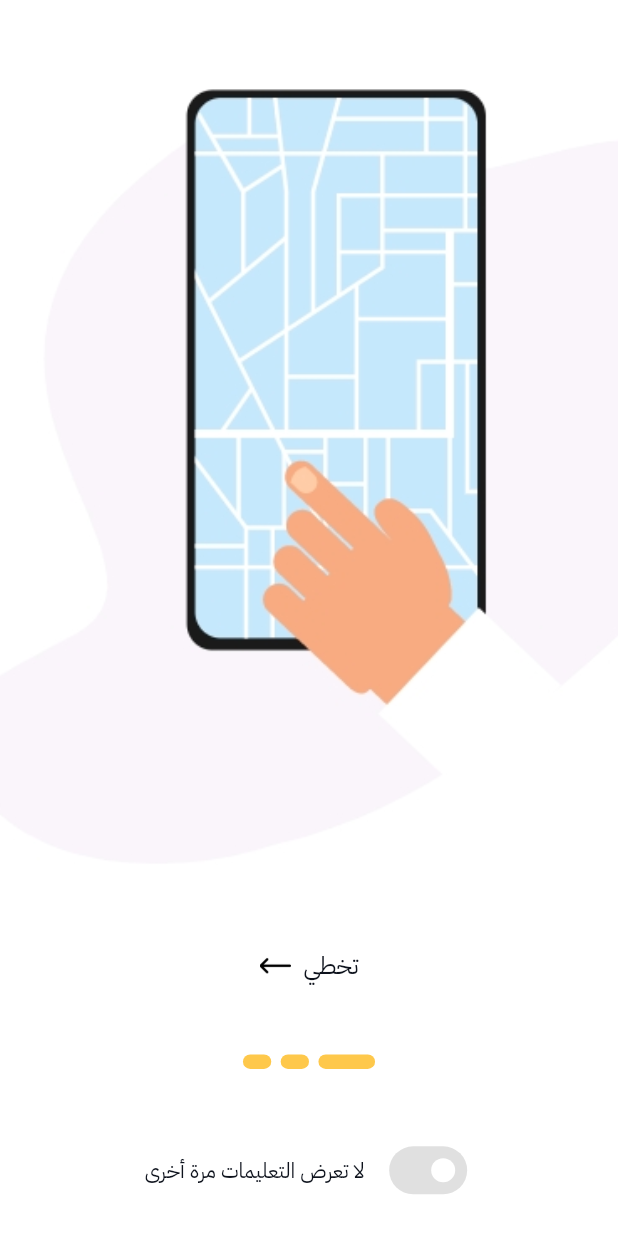
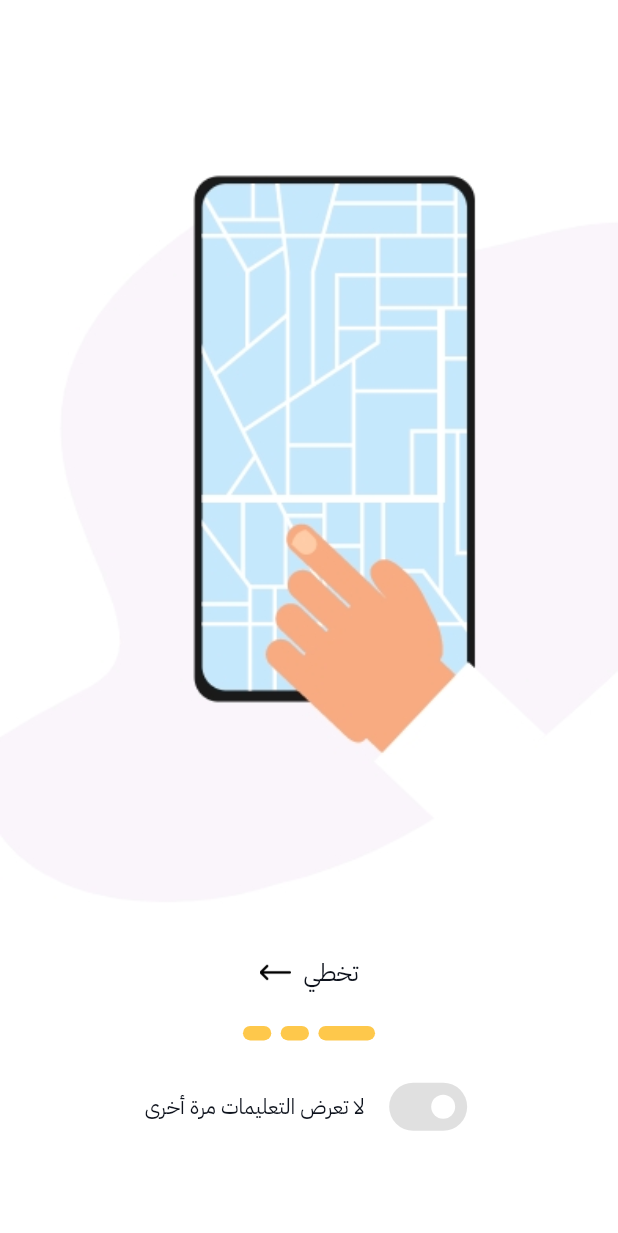
Before and after one commit to masoudframwork/smart-park-app, a Flutter app: the screen it shows after launch, on a phone screen of 412 x 824 dp. Shown: the top 1233 px of the screen. Run offline on Flutter 3.47's test engine with Material 3 defaults, Android fonts, the light colour scheme and no system bars; drawn by our look-alikes of smooth_page_indicator; our stand-ins replace cached_network_image, dio, flutter_riverpod, flutter_screenutil, flutter_secure_storage, flutter_svg and 4 more.

Commit message:
edit  ui splash & intro screen and language

```diff
--- /dev/null
+++ b/lib/core/helpers/platform_manager.dart
@@ -0,0 +1,51 @@
+import 'dart:ui';
+import 'package:flutter/services.dart';
+import 'package:responsive_builder/responsive_builder.dart';
+
+const double kTabletWidthThreshold = 800;
+
+const Size kMobileDesignSize = Size(393, 852);
+const Size kTabletPortraitDesignSize = Size(834, 1194);
+const Size kTabletLandscapeDesignSize = Size(1194, 834);
+
+class PlatformManager {
+  PlatformManager._();
+  static Future<void> configureOrientationsAtLaunch() async {
+    final logicalSize = _currentLogicalSize();
+    final width = logicalSize.width;
+    final bool isTablet = width > kTabletWidthThreshold;
+
+    if (isTablet) {
+      await SystemChrome.setPreferredOrientations([
+        DeviceOrientation.portraitUp,
+        DeviceOrientation.portraitDown,
+      ]);
+    } else {
+      // الموبايل: السماح بالاتجاهين
+      await SystemChrome.setPreferredOrientations([
+        DeviceOrientation.portraitUp,
+        DeviceOrientation.portraitDown,
+        DeviceOrientation.landscapeLeft,
+        DeviceOrientation.landscapeRight,
+      ]);
+    }
+  }
+
+  static Size designSizeForSizingInfo(SizingInformation info) {
+    final width = info.screenSize.width;
+    final bool isTablet = width > kTabletWidthThreshold;
+
+    if (isTablet) {
+      return kTabletPortraitDesignSize;
+    }
+
+    return kMobileDesignSize;
+  }
+
+  static Size _currentLogicalSize() {
+    final view = PlatformDispatcher.instance.views.first;
+    final physical = view.physicalSize;
+    final pixelRatio = view.devicePixelRatio == 0 ? 1 : view.devicePixelRatio;
+    return Size(physical.width / pixelRatio, physical.height / pixelRatio);
+  }
+}
--- a/lib/features/on_boarding/presentation/controller/on_boarding_controller.dart
+++ b/lib/features/on_boarding/presentation/controller/on_boarding_controller.dart
@@ -1,16 +1,39 @@
+// import 'package:flutter/material.dart';
+// import 'package:flutter_riverpod/flutter_riverpod.dart';
+//
+// final onboardingProvider =
+//     ChangeNotifierProvider.autoDispose<OnboardingController>(
+//       (ref) => OnboardingController(),
+//     );
+//
+// class OnboardingController extends ChangeNotifier {
+//   int currentIndex = 0;
+//
+//   void nextPage(int index) {
+//     currentIndex = index;
+//     notifyListeners();
+//   }
+// }
 import 'package:flutter/material.dart';
 import 'package:flutter_riverpod/flutter_riverpod.dart';
 
 final onboardingProvider =
     ChangeNotifierProvider.autoDispose<OnboardingController>(
-      (ref) => OnboardingController(),
-    );
+  (ref) => OnboardingController(),
+);
 
 class OnboardingController extends ChangeNotifier {
+  final PageController pageController = PageController();
   int currentIndex = 0;
 
   void nextPage(int index) {
     currentIndex = index;
     notifyListeners();
   }
+
+  @override
+  void dispose() {
+    pageController.dispose();
+    super.dispose();
+  }
 }
--- a/lib/features/on_boarding/presentation/on_boarding_screen.dart
+++ b/lib/features/on_boarding/presentation/on_boarding_screen.dart
@@ -2,7 +2,6 @@ import 'package:flutter/material.dart';
 import 'package:flutter_riverpod/flutter_riverpod.dart';
 import 'package:flutter_screenutil/flutter_screenutil.dart';
 import 'package:smart_park_app/core/constants/image_string.dart';
-
 import 'package:smart_park_app/core/theme/app_text_theme.dart';
 import 'package:smart_park_app/generated/l10n.dart';
 import 'package:smooth_page_indicator/smooth_page_indicator.dart';
@@ -12,46 +11,143 @@ import '../../../core/widgets/app_text.dart';
 import '../../../core/widgets/custom_image_widget.dart';
 import '../../../core/widgets/app_texticon_button.dart';
 
+// class OnBoardingScreen extends ConsumerWidget {
+//   const OnBoardingScreen({super.key});
+//
+//   @override
+//   Widget build(BuildContext context, WidgetRef ref) {
+//     final pageController = PageController();
+//     final images = [AppImages.intro1, AppImages.intro2, AppImages.intro3];
+//
+//     return Scaffold(
+//       backgroundColor: AppColor.whiteColor,
+//       body: SafeArea(
+//         child: Column(
+//           mainAxisAlignment: MainAxisAlignment.center,
+//           children: [
+//             SizedBox(
+//               width: 393.w,
+//               height: 580.h,
+//               child: PageView.builder(
+//                 controller: pageController,
+//                 itemCount: images.length,
+//                 onPageChanged: (index) =>
+//                     ref.read(onboardingProvider).nextPage(index),
+//                 itemBuilder: (_, index) => Center(
+//                   child: CustomImageWidget(
+//                     isFlag: true,
+//                     imageUrl: images[index],
+//                     width: 393.w,
+//                     height: 580.h,
+//                     fit: BoxFit.cover,
+//                   ),
+//                 ),
+//               ),
+//             ),
+//             SizedBox(
+//               height: 10.h,
+//             ),
+//             AppTextIconButton(
+//               text: S.of(context).skip,
+//               icon: Icons.arrow_back,
+//               onPressed: () {},
+//             ),
+//             SizedBox(
+//               height: 25.h,
+//             ),
+//             SmoothPageIndicator(
+//               controller: pageController,
+//               count: images.length,
+//               effect: ExpandingDotsEffect(
+//                 expansionFactor: 2,
+//                 spacing: 6.w,
+//                 radius: 11.r,
+//                 dotHeight: 10.h,
+//                 dotWidth: 18.w,
+//                 activeDotColor: AppColor.yellowContainerColor,
+//                 dotColor: AppColor.yellowContainerColor,
+//               ),
+//             ),
+//             SizedBox(
+//               height: 25.h,
+//             ),
+//             Row(
+//               mainAxisAlignment: MainAxisAlignment.center,
+//               children: [
+//                 Switch(
+//                   value: false,
+//                   onChanged: null,
+//                   inactiveThumbColor: AppColor.whiteColor,
+//                   inactiveTrackColor: AppColor.greyContainerColor,
+//                   trackOutlineColor: WidgetStateProperty.all(
+//                     Colors.transparent,
+//                   ),
+//                   trackOutlineWidth: WidgetStateProperty.all(0),
+//                   materialTapTargetSize: MaterialTapTargetSize.shrinkWrap,
+//                 ),
+//                 SizedBox(width: 12.w),
+//                 AppText(
+//                   text: S.of(context).doNotDisplayInstructionsAgain,
+//                   appTextTheme: AppTextTheme.titleMediumTextStyle().copyWith(
+//                     fontSize: 14,
+//                   ),
+//                 ),
+//               ],
+//             ),
+//           ],
+//         ),
+//       ),
+//     );
+//   }
+// }
 class OnBoardingScreen extends ConsumerWidget {
   const OnBoardingScreen({super.key});
 
   @override
   Widget build(BuildContext context, WidgetRef ref) {
-    final pageController = PageController();
+    final controller = ref.watch(onboardingProvider);
     final images = [AppImages.intro1, AppImages.intro2, AppImages.intro3];
+
     return Scaffold(
       backgroundColor: AppColor.whiteColor,
       body: SafeArea(
         child: Column(
-          crossAxisAlignment: CrossAxisAlignment.center,
-          mainAxisAlignment: MainAxisAlignment.spaceAround,
+          mainAxisAlignment: MainAxisAlignment.center,
           children: [
             SizedBox(
               width: 393.w,
               height: 580.h,
-              child: PageView.builder(
-                controller: pageController,
+
+             // width: 393.w,
+            //  height: 502.h,
+
+            child: PageView.builder(
+                controller: controller.pageController,
                 itemCount: images.length,
-                onPageChanged: (index) =>
-                    ref.read(onboardingProvider).nextPage(index),
+                onPageChanged: controller.nextPage,
                 itemBuilder: (_, index) => Center(
                   child: CustomImageWidget(
                     isFlag: true,
                     imageUrl: images[index],
                     width: 393.w,
                     height: 580.h,
-                    fit: BoxFit.cover,
+
+                    //width: 393.w,
+                  //  height: 502.h,
+                    fit: BoxFit.contain,
                   ),
                 ),
               ),
             ),
+            SizedBox(height: 10.h),
             AppTextIconButton(
               text: S.of(context).skip,
               icon: Icons.arrow_back,
               onPressed: () {},
             ),
+            SizedBox(height: 25.h),
             SmoothPageIndicator(
-              controller: pageController,
+              controller: controller.pageController,
               count: images.length,
               effect: ExpandingDotsEffect(
                 expansionFactor: 2,
@@ -63,6 +159,7 @@ class OnBoardingScreen extends ConsumerWidget {
                 dotColor: AppColor.yellowContainerColor,
               ),
             ),
+            SizedBox(height: 25.h),
             Row(
               mainAxisAlignment: MainAxisAlignment.center,
               children: [
@@ -71,9 +168,7 @@ class OnBoardingScreen extends ConsumerWidget {
                   onChanged: null,
                   inactiveThumbColor: AppColor.whiteColor,
                   inactiveTrackColor: AppColor.greyContainerColor,
-                  trackOutlineColor: WidgetStateProperty.all(
-                    Colors.transparent,
-                  ),
+                  trackOutlineColor: WidgetStateProperty.all(Colors.transparent),
                   trackOutlineWidth: WidgetStateProperty.all(0),
                   materialTapTargetSize: MaterialTapTargetSize.shrinkWrap,
                 ),
--- a/lib/features/splash/presentation/splash_screen.dart
+++ b/lib/features/splash/presentation/splash_screen.dart
@@ -43,8 +43,8 @@ class SplashScreen extends ConsumerWidget {
                     CustomImageWidget(
                       isFlag: true,
                       imageUrl: AppImages.appLogo,
-                      width: 134.w,
-                      height: 93.08.h,
+                      width: 134,
+                      height: 93.08,
                     ),
                   ],
                 ),
--- a/lib/main.dart
+++ b/lib/main.dart
@@ -1,19 +1,90 @@
+// import 'dart:async';
+// import 'dart:developer';
+// import 'package:flutter/material.dart';
+// import 'package:flutter_localizations/flutter_localizations.dart';
+// import 'package:flutter_screenutil/flutter_screenutil.dart';
+// import 'package:flutter_riverpod/flutter_riverpod.dart';
+// import 'package:smart_park_app/core/routing/app_route.dart';
+// import 'package:smart_park_app/generated/l10n.dart';
+// import 'core/dependency_injection/service_locator.dart';
+// import 'core/models/my_logger.dart';
+//
+// void main() async {
+//   runZonedGuarded(
+//     () async {
+//       WidgetsFlutterBinding.ensureInitialized();
+//       await initServiceLocator();
+//
+//       FlutterError.onError = (FlutterErrorDetails details) {
+//         FlutterError.presentError(details);
+//       };
+//
+//       runApp(ProviderScope(observers: [MyLogger()], child: const MyApp()));
+//     },
+//     (error, stack) {
+//       log('Uncaught async error: $error');
+//     },
+//   );
+// }
+//
+// class MyApp extends ConsumerWidget {
+//   const MyApp({super.key});
+//
+//   @override
+//   Widget build(BuildContext context, WidgetRef ref) {
+//     return ScreenUtilInit(
+//       designSize: const Size(393, 852),
+//       minTextAdapt: true,
+//       splitScreenMode: true,
+//       builder: (context, child) {
+//         return MaterialApp.router(
+//           debugShowCheckedModeBanner: false,
+//           theme: ThemeData(
+//             fontFamily: 'IBM Plex Sans Arabic',
+//             useMaterial3: true,
+//           ),
+//           localizationsDelegates: const [
+//             S.delegate,
+//             GlobalMaterialLocalizations.delegate,
+//             GlobalWidgetsLocalizations.delegate,
+//             GlobalCupertinoLocalizations.delegate,
+//           ],
+//           supportedLocales: S.delegate.supportedLocales,
+//           locale: const Locale('ar'),
+//           builder: (context, child) {
+//             final media = MediaQuery.of(context);
+//             return MediaQuery(
+//               data: media.copyWith(textScaler: const TextScaler.linear(1.0)),
+//               child: child!,
+//             );
+//           },
+//           routerConfig: AppRouter.router,
+//         );
+//       },
+//     );
+//   }
+// }
 import 'dart:async';
 import 'dart:developer';
-
 import 'package:flutter/material.dart';
 import 'package:flutter_localizations/flutter_localizations.dart';
 import 'package:flutter_screenutil/flutter_screenutil.dart';
 import 'package:flutter_riverpod/flutter_riverpod.dart';
-import 'package:smart_park_app/core/dependency_injection/service_locator.dart';
-import 'package:smart_park_app/core/models/my_logger.dart';
+import 'package:responsive_builder/responsive_builder.dart';
 import 'package:smart_park_app/core/routing/app_route.dart';
 import 'package:smart_park_app/generated/l10n.dart';
 
-void main() async {
+import 'core/dependency_injection/service_locator.dart';
+import 'core/helpers/platform_manager.dart';
+import 'core/models/my_logger.dart';
+
+Future<void> main() async {
   runZonedGuarded(
     () async {
       WidgetsFlutterBinding.ensureInitialized();
+
+      await PlatformManager.configureOrientationsAtLaunch();
+
       await initServiceLocator();
 
       FlutterError.onError = (FlutterErrorDetails details) {
@@ -27,16 +98,19 @@ void main() async {
     },
   );
 }
+
 class MyApp extends ConsumerWidget {
   const MyApp({super.key});
 
   @override
   Widget build(BuildContext context, WidgetRef ref) {
+    return ResponsiveBuilder(
+      builder: (context, sizingInfo) {
+        final designSize = PlatformManager.designSizeForSizingInfo(sizingInfo);
         return ScreenUtilInit(
-      designSize: const Size(393, 852),
+          designSize: designSize,
           minTextAdapt: true,
           splitScreenMode: true,
-
           builder: (context, child) {
             return MaterialApp.router(
               debugShowCheckedModeBanner: false,
@@ -55,12 +129,15 @@ class MyApp extends ConsumerWidget {
               builder: (context, child) {
                 final media = MediaQuery.of(context);
                 return MediaQuery(
-              data: media.copyWith(textScaler: const TextScaler.linear(1.0)),
+                  data: media.copyWith(
+                    textScaler: const TextScaler.linear(1.0),
+                  ),
                   child: child!,
                 );
               },
-
               routerConfig: AppRouter.router,
+            );
+          },
         );
       },
     );
--- a/pubspec.yaml
+++ b/pubspec.yaml
@@ -30,6 +30,7 @@ dependencies:
   flutter_secure_storage: ^9.2.4
   dio: ^5.9.0
   flutter_svg: ^2.2.1
+  responsive_builder: ^0.7.1
 
 dev_dependencies:
   flutter_test:
```
Also changed, not shown: lib/core/routing/routes.dart (line endings or trailing spaces), pubspec.lock, 1 other file. Lines whose indentation alone changed are shown as unchanged.
